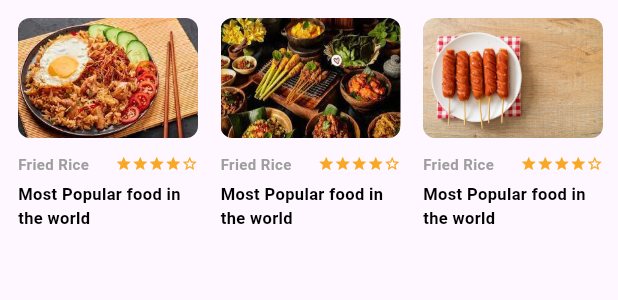
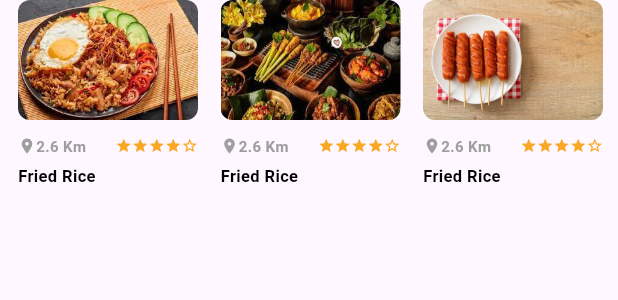
Before and after one commit to dwikysahut/login-apps-flutter, a Flutter app: the DiscoverListItem widget shown alone on an empty page, opened directly, on a phone screen of 412 x 824 dp. Shown: the top 300 px of the screen. Run offline on Flutter 3.47's test engine with Material 3 defaults, Android fonts, the phone set to English and light mode, and no system bars; our stand-ins replace dio, get.

```diff
--- a/lib/components/discover_item_widget.dart
+++ b/lib/components/discover_item_widget.dart
@@ -1,4 +1,5 @@
 import 'package:flutter/material.dart';
+import 'package:login_apps/components/modal/bottom_modal_item.dart';
 import 'package:login_apps/components/rating_bar.dart';
 
 class DiscoverItem extends StatelessWidget {
@@ -10,7 +11,11 @@ class DiscoverItem extends StatelessWidget {
 
   @override
   Widget build(BuildContext context) {
-    return Container(
+    return InkWell(
+      onTap: () {
+        ModalBottomItem.renderModal(context);
+      },
+      child: Container(
         width: 120,
         margin: const EdgeInsets.only(right: 15),
         child: Column(crossAxisAlignment: CrossAxisAlignment.start, children: [
@@ -29,12 +34,21 @@ class DiscoverItem extends StatelessWidget {
             crossAxisAlignment: CrossAxisAlignment.start,
             children: [
               Row(mainAxisAlignment: MainAxisAlignment.spaceBetween, children: [
+                Row(
+                  children: [
+                    Icon(
+                      Icons.location_on,
+                      size: 12,
+                      color: Colors.grey[500],
+                    ),
                     Text(
-                "Fried Rice",
+                      "2.6 Km",
                       style: TextStyle(
                           color: Colors.grey[500],
                           fontSize: 10,
                           fontWeight: FontWeight.w600),
+                    ),
+                  ],
                 ),
                 RatingBar(
                   size: 11,
@@ -44,7 +58,7 @@ class DiscoverItem extends StatelessWidget {
                 height: 5,
               ),
               const Text(
-              "Most Popular food in the world",
+                "Fried Rice",
                 maxLines: 2,
                 style: TextStyle(
                     color: Colors.black,
@@ -55,6 +69,7 @@ class DiscoverItem extends StatelessWidget {
             ],
           )
         ]),
+      ),
     );
   }
 }
--- a/lib/components/discover_list_item.dart
+++ b/lib/components/discover_list_item.dart
@@ -16,7 +16,7 @@ class DiscoverListItem extends StatelessWidget {
   @override
   Widget build(BuildContext context) {
     return Container(
-      margin: EdgeInsets.fromLTRB(12, 12, 0, 12),
+      margin: EdgeInsets.fromLTRB(12, 0, 0, 12),
       height: 150,
       child: ListView.builder(
           scrollDirection: Axis.horizontal,
```
Also changed, not shown: lib/components/modal/bottom_modal_item.dart (added, +88 -0 lines), lib/presentation/home_page.dart (+1 -87 lines). Lines whose indentation alone changed are shown as unchanged.
